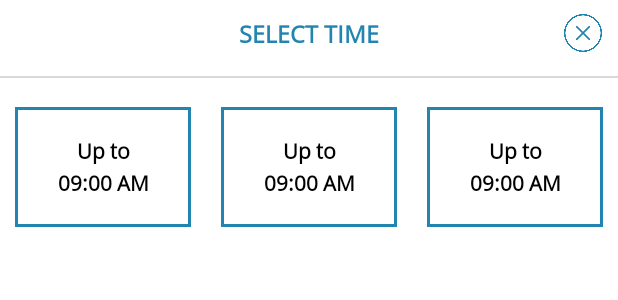
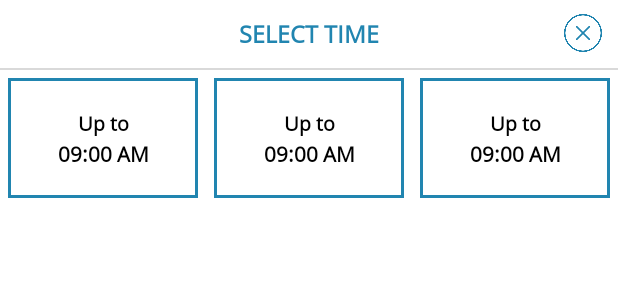
Before and after one commit to Balaaravindh/PMS-master, an Android app: the layout alert_layout.xml on its own in the app's theme, with its tools: preview values and no code run, on a phone screen of 412 x 824 dp. Shown: the top 300 px of the screen. Run offline under Robolectric (Android 15) with nearby library versions, the phone set to English and light mode, and no system bars; network calls fail.

```diff
--- a/app/src/main/res/layout/alert_layout.xml
+++ b/app/src/main/res/layout/alert_layout.xml
@@ -49,8 +49,6 @@
         android:layout_width="match_parent"
         android:layout_height="1dp"
         android:layout_below="@+id/title_lay"
-        android:layout_marginBottom="5dp"
-        android:layout_marginTop="5dp"
         android:background="@color/edit_text_bg" />
 
     <GridView
@@ -58,7 +56,6 @@
         android:layout_width="match_parent"
         android:layout_height="wrap_content"
         android:layout_below="@+id/view"
-        android:layout_marginTop="4dp"
         android:background="@color/colorPrimary"
         android:divider="@color/edit_text_bg"
         android:numColumns="3"
--- a/app/src/main/res/layout/alert_list_single.xml
+++ b/app/src/main/res/layout/alert_list_single.xml
@@ -5,7 +5,7 @@
     <RelativeLayout
         android:layout_width="match_parent"
         android:layout_height="80dp"
-        android:layout_margin="10dp"
+        android:layout_margin="5sp"
         android:background="@drawable/time_bg">
 
         <TextView
@@ -23,7 +23,7 @@
             android:layout_above="@+id/centerLine"
             android:textAllCaps="false"
             android:textStyle="bold"
-            android:textSize="14sp" />
+            android:textSize="13sp" />
 
         <RelativeLayout
             android:id="@+id/centerLine"
```
